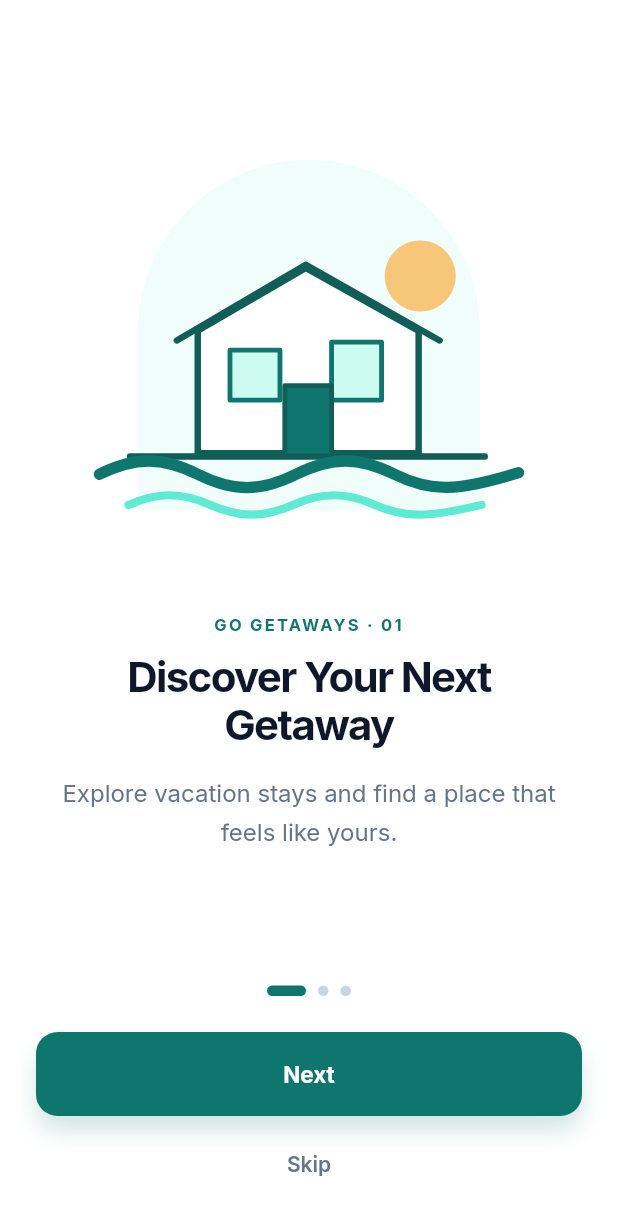
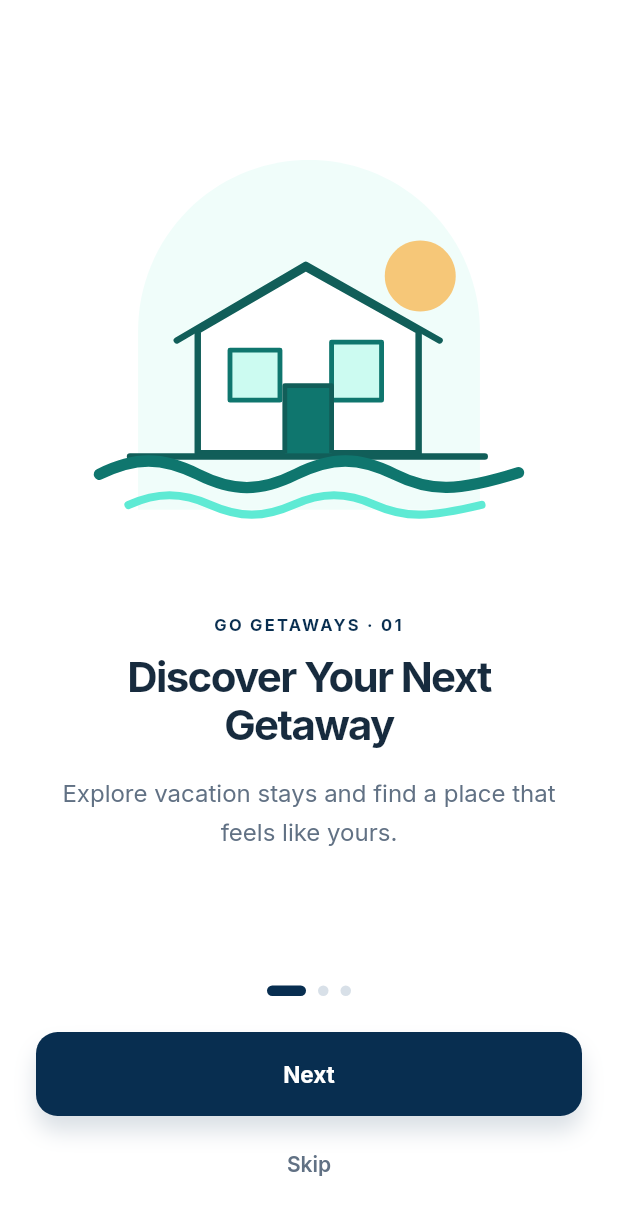
Before and after one commit to muhamedkrbalo/GO, a Flutter app: the screen it shows after launch, on a phone screen of 412 x 824 dp. Shown: the top 1215 px of the screen. Run offline on Flutter 3.47's test engine with Material 3 defaults, Android fonts, the phone set to English and light mode, and no system bars; drawn by our look-alikes of smooth_page_indicator; our stand-ins replace bot_toast, cached_network_image, country_picker, dartz, dio, easy_localization and 21 more; missing offline and left inert: cached_network_svg_image; accounts and stored records are empty; project files that could hold a hidden picture were left out.

Commit message:
feat: update color palette and shadows for improved UI consistency

```diff
--- a/lib/core/theme/app_colors.dart
+++ b/lib/core/theme/app_colors.dart
@@ -8,31 +8,37 @@ class AppColors {
   const AppColors._();
 
   // primary
-  static const primary = Color(0xff0F766E);
-  static const primaryLight = Color(0xffCCFBF1);
-  static const primaryDark = Color(0xff115E59);
-  static const primarySurface = Color(0xffF0FDFA);
-  static const primaryMuted = Color(0xff79AAA6);
-  static const primaryBorder = Color(0xff99D5CF);
-  static const secondary = Color(0xff0F172A);
+  static const primary = Color(0xff082E50);
+  static const primaryLight = Color(0xffE8EEF0);
+  static const primaryDark = Color(0xff062B51);
+  static const primarySurface = Color(0xffF1F5F7);
+  static const primaryMuted = Color(0xff829BAD);
+  static const primaryBorder = Color(0xffB9C5CF);
+  static const secondary = Color(0xff172B3E);
+
+  // accent
+  static const gold = Color(0xffC5A36A);
+  static const goldLight = Color(0xffEFD99D);
+  static const goldDark = Color(0xffC49B48);
+  static const goldText = Color(0xff8B7654);
 
   // neutrals
   static const white = Color(0xffffffff);
-  static const offWhite = Color(0xFFF5F5F5);
-  static const ivory = Color(0xffFAF8F3);
+  static const offWhite = Color(0xffF1F5F7);
+  static const ivory = Color(0xffF8F7F2);
   static const black = Color(0xff000000);
-  static const text = Color(0xFF0A0A0A);
-  static const hint = Color(0xff94A3B8);
-  static const lightText = Color(0xffD1D5DC);
-  static const grey = Color(0xFF888888);
-  static const darkGrey = Color(0xff666666);
-  static const lightGrey = Color(0xffA6A6A6);
-  static const border = Color(0xffCBD5E1);
-  static const lightBorder = Color(0xffE2E8F0);
+  static const text = Color(0xff172B3E);
+  static const hint = Color(0xff94A1AF);
+  static const lightText = Color(0xffC6D3DC);
+  static const grey = Color(0xff8593A0);
+  static const darkGrey = Color(0xff617689);
+  static const lightGrey = Color(0xffB8C5C9);
+  static const border = Color(0xffD8E0E8);
+  static const lightBorder = Color(0xffE1E7EC);
   static const canvas = Color(0xffF8FAFC);
-  static const muted = Color(0xff64748B);
-  static const mist = Color(0xffD8E8E8);
-  static const divider = Color(0xFFDADADA);
+  static const muted = Color(0xff617184);
+  static const mist = Color(0xffE8EEF0);
+  static const divider = Color(0xffD8E0E8);
   static const textFormFill = Color(0xffffffff);
 
   // dark mode neutrals
@@ -49,9 +55,9 @@ class AppColors {
   static const errorSurface = Color(0xffFEF3F2);
   static const darkError = Color(0xffF97066);
   static const darkErrorSurface = Color(0xff3B1D1D);
-  static const success = Color(0xff067647);
-  static const successSurface = Color(0xffECFDF3);
-  static const successBorder = Color(0xffA6F4C5);
+  static const success = Color(0xff205F57);
+  static const successSurface = Color(0xffEDF8F6);
+  static const successBorder = Color(0xff26766C);
   static const darkSuccess = Color(0xff32D583);
   static const darkSuccessSurface = Color(0xff053321);
   static const darkSuccessBorder = Color(0xff085D3A);
@@ -65,8 +71,4 @@ class AppColors {
   static const warningSurface = Color(0xffFEF3C7);
   static const darkWarning = Color(0xffFBBF24);
   static const darkWarningSurface = Color(0xff422006);
-
-
-
-
 }
--- a/lib/core/theme/app_shadows.dart
+++ b/lib/core/theme/app_shadows.dart
@@ -3,44 +3,25 @@ import 'package:flutter/material.dart';
 class AppShadows {
   const AppShadows._();
 
-  static const shadow1 = [
-    BoxShadow(
-      color: Color(0x1A000000),
-      blurRadius: 30,
-    ),
-  ];
+  static const shadow1 = [BoxShadow(color: Color(0x1A000000), blurRadius: 30)];
 
   /// Soft brand-colored glow under primary buttons.
   static const primaryButton = [
-    BoxShadow(
-      color: Color(0x2E0F766E),
-      offset: Offset(0, 10),
-      blurRadius: 12,
-    ),
+    BoxShadow(color: Color(0x26082E50), offset: Offset(0, 10), blurRadius: 12),
+  ];
+
+  static const pillButton = [
+    BoxShadow(color: Color(0x2E012D51), offset: Offset(0, 10), blurRadius: 13),
   ];
 
   static const softCard = [
-    BoxShadow(
-      color: Color(0x0A0F172A),
-      offset: Offset(0, 8),
-      blurRadius: 12,
-    ),
+    BoxShadow(color: Color(0x0A0F172A), offset: Offset(0, 8), blurRadius: 12),
   ];
 
   static const bottomBar = [
-    BoxShadow(
-      color: Color(0x0D0F172A),
-      offset: Offset(0, -8),
-      blurRadius: 24,
-    ),
+    BoxShadow(color: Color(0x0D0F172A), offset: Offset(0, -8), blurRadius: 24),
   ];
 
   /// Large, soft shadow under hero images and cards.
-  static const card = [
-    BoxShadow(
-      color: Color(0x170F172A),
-      offset: Offset(0, 16),
-      blurRadius: 32,
-    ),
-  ];
+  static const card = [BoxShadow(color: Color(0x170F172A), offset: Offset(0, 16), blurRadius: 32)];
 }
--- a/lib/core/theme/extensions/custom_colors_extension.dart
+++ b/lib/core/theme/extensions/custom_colors_extension.dart
@@ -87,7 +87,7 @@ class CustomColors extends ThemeExtension<CustomColors> {
   );
 
   static const dark = CustomColors(
-    textPrimary: AppColors.primary,
+    textPrimary: AppColors.primaryLight,
     textSecondary: AppColors.darkSecondaryText,
     hint: AppColors.darkHint,
     onBackground: AppColors.white,
```
